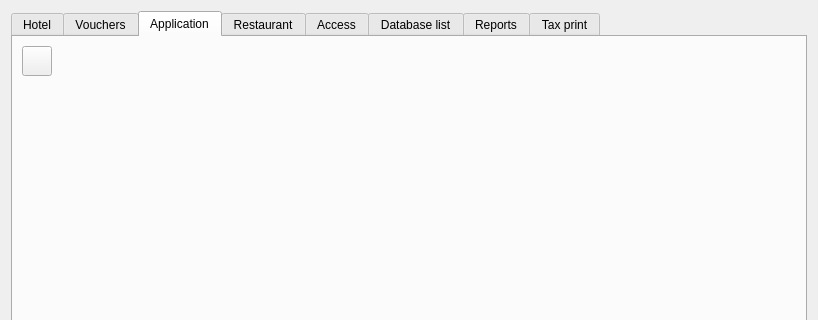
Before: the Qt Designer form Resort/wglobaldbconfig.ui in End1-1/Resort, drawn with Qt 5; both pictures show x 0 to 818 and y 0 to 320 of the 818 by 718 pixel window.
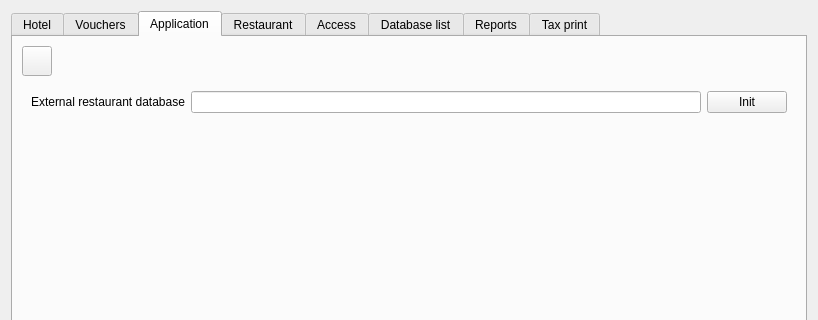
After: the same form once the commit is applied. The open tabs and pages were chosen to show the change. Icons and pictures are not drawn. Custom widgets are drawn as their Qt base class.

Patch:
```diff
--- a/Resort/wglobaldbconfig.ui
+++ b/Resort/wglobaldbconfig.ui
@@ -697,8 +697,18 @@
        </item>
        <item>
         <widget class="QWidget" name="widget_10" native="true">
-         <layout class="QVBoxLayout" name="verticalLayout_11">
-          <item>
+         <layout class="QGridLayout" name="gridLayout_6">
+          <item row="0" column="1">
+           <widget class="QLineEdit" name="leExternalRestaurantDb"/>
+          </item>
+          <item row="0" column="0">
+           <widget class="QLabel" name="label_44">
+            <property name="text">
+             <string>External restaurant database</string>
+            </property>
+           </widget>
+          </item>
+          <item row="2" column="1">
            <spacer name="verticalSpacer_4">
             <property name="orientation">
              <enum>Qt::Vertical</enum>
@@ -711,6 +721,13 @@
             </property>
            </spacer>
           </item>
+          <item row="0" column="2">
+           <widget class="QPushButton" name="btnInitExtRestData">
+            <property name="text">
+             <string>Init</string>
+            </property>
+           </widget>
+          </item>
          </layout>
         </widget>
        </item>
@@ -1537,16 +1554,6 @@
   </layout>
  </widget>
  <customwidgets>
-  <customwidget>
-   <class>EQCheckBox</class>
-   <extends>QCheckBox</extends>
-   <header location="global">eqcheckbox.h</header>
-  </customwidget>
-  <customwidget>
-   <class>EQTableWidget</class>
-   <extends>QTableWidget</extends>
-   <header location="global">eqtablewidget.h</header>
-  </customwidget>
   <customwidget>
    <class>EQLineEdit</class>
    <extends>QLineEdit</extends>
@@ -1555,6 +1562,16 @@
     <signal>customButtonClicked(bool)</signal>
    </slots>
   </customwidget>
+  <customwidget>
+   <class>EQTableWidget</class>
+   <extends>QTableWidget</extends>
+   <header location="global">eqtablewidget.h</header>
+  </customwidget>
+  <customwidget>
+   <class>EQCheckBox</class>
+   <extends>QCheckBox</extends>
+   <header location="global">eqcheckbox.h</header>
+  </customwidget>
   <customwidget>
    <class>EQDateEdit</class>
    <extends>QDateEdit</extends>
```
Left out of the diff: 74 changed lines with no effect on the pictures.
